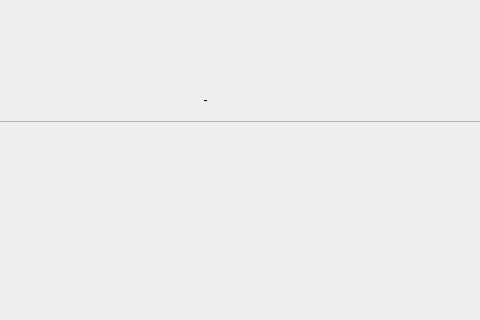
addinedu-ros-4th/deeplearning-repo-3, file GUI/findPeopleGUI.ui: the form before one commit; both pictures show x 303 to 783 and y 518 to 838 of the 1209 by 945 pixel window.
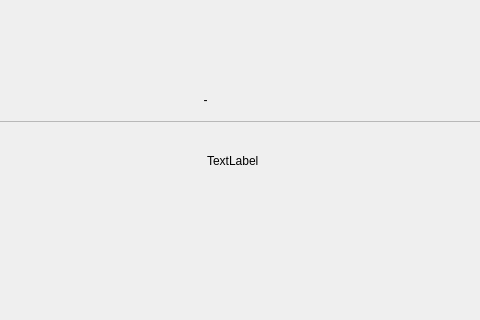
The form after the commit.

Commit message: GUI & DEEP RESULT INSERT TCP ADD

```diff
--- a/GUI/findPeopleGUI.ui
+++ b/GUI/findPeopleGUI.ui
@@ -372,6 +372,19 @@
     <string>GroupBox</string>
    </property>
   </widget>
+  <widget class="QLabel" name="resultColor">
+   <property name="geometry">
+    <rect>
+     <x>510</x>
+     <y>670</y>
+     <width>67</width>
+     <height>17</height>
+    </rect>
+   </property>
+   <property name="text">
+    <string>TextLabel</string>
+   </property>
+  </widget>
  </widget>
  <resources/>
  <connections/>
```
The commit also changes 2 other files.
